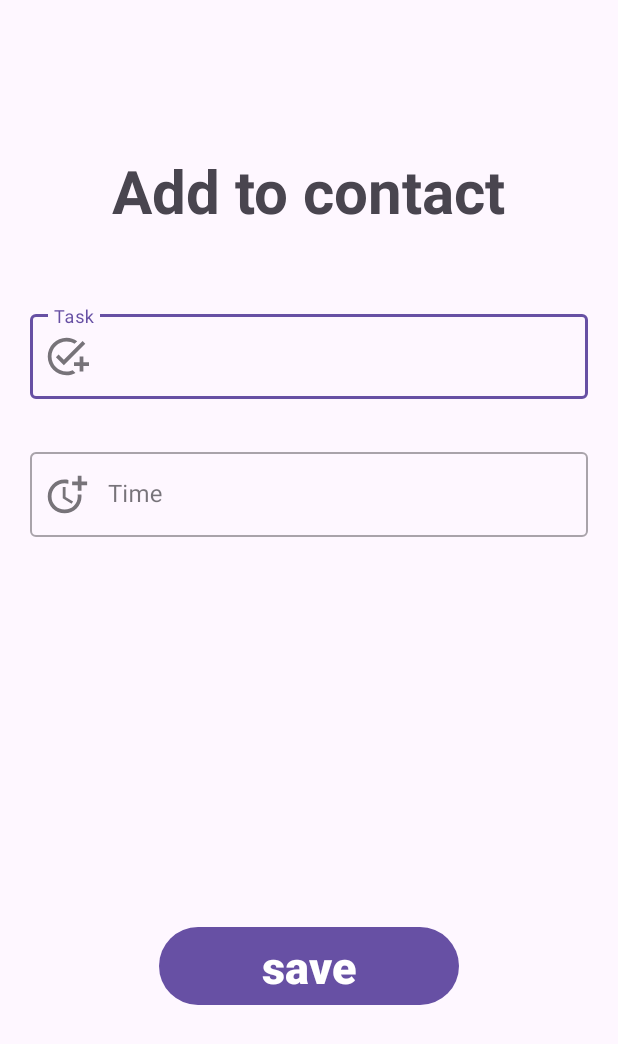
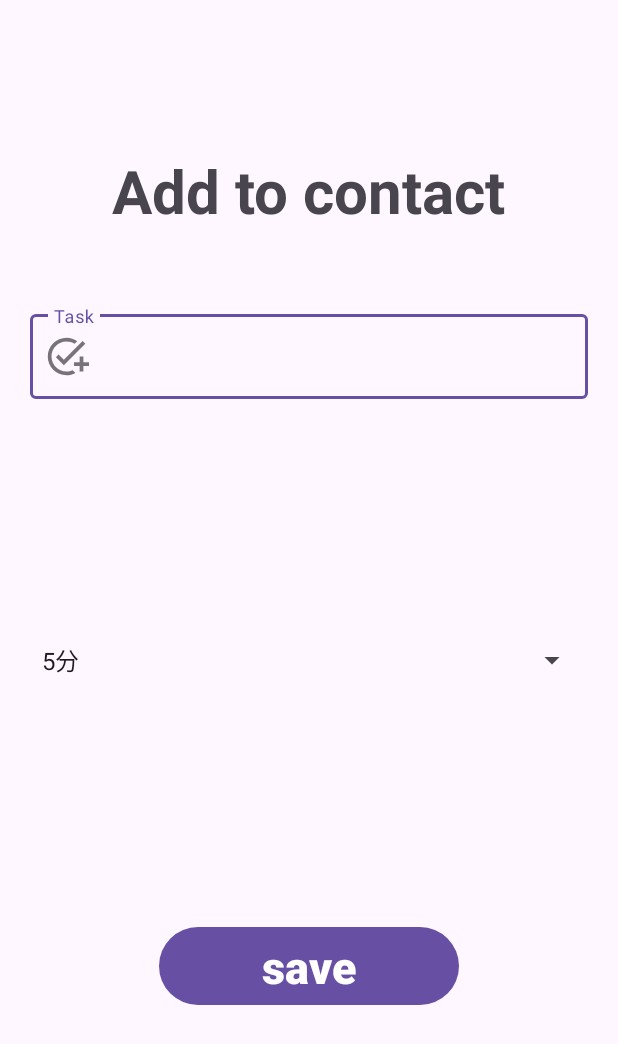
Before and after one commit to itc-s21014/MyApplication2, an Android app: the TaskSettingActivity2 screen opened directly, with no data from a screen before it, on a phone screen of 412 x 824 dp. Shown: the top 1044 px of the screen. Run offline under Robolectric (Android 15) with nearby library versions, the phone set to English and light mode, and no system bars.

```diff
--- a/app/src/main/java/com/example/myapplication2/TaskSettingActivity2.kt
+++ b/app/src/main/java/com/example/myapplication2/TaskSettingActivity2.kt
@@ -4,7 +4,9 @@ import android.content.Intent
 import androidx.appcompat.app.AppCompatActivity
 import android.os.Bundle
 import android.text.TextUtils
+import android.widget.ArrayAdapter
 import android.widget.Button
+import android.widget.Spinner
 import android.widget.Toast
 import com.example.myapplication2.databinding.ActivityTaskSetting2Binding
 import com.google.android.material.textfield.TextInputEditText
@@ -12,7 +14,7 @@ import com.google.android.material.textfield.TextInputEditText
 class TaskSettingActivity2 : AppCompatActivity() {
     private lateinit var binding: ActivityTaskSetting2Binding
     private lateinit var name: TextInputEditText
-    private lateinit var phone: TextInputEditText
+    private lateinit var phone: Spinner
     private lateinit var save: Button
     private lateinit var db: DBHelper
 
@@ -22,17 +24,26 @@ class TaskSettingActivity2 : AppCompatActivity() {
         setContentView(binding.root)
 
         name = findViewById(R.id.textedit)
-        phone = findViewById(R.id.textedit2)
+        phone = findViewById(R.id.spinner)
         save = findViewById(R.id.button)
         db = DBHelper(this)
 
         val id = intent.getIntExtra("id", 1 or 2)
 
+        ArrayAdapter.createFromResource(
+            this,
+            R.array.spinner_items,
+            android.R.layout.simple_spinner_item
+        ).also { adapter ->
+            adapter.setDropDownViewResource(android.R.layout.simple_spinner_dropdown_item)
+            phone.adapter = adapter
+        }
+
         save.setOnClickListener {
             val intent = Intent(this, TaskSettingActivity::class.java)
             val task = binding.textedit.text.toString()
             val names = name.text.toString()
-            val numbers = phone.text.toString()
+            val numbers = phone.selectedItem.toString()
 
             if (TextUtils.isEmpty(names) || TextUtils.isEmpty(numbers)){
                 Toast.makeText(this, "Add Name & Phone Number", Toast.LENGTH_SHORT).show()
--- a/app/src/main/res/layout/activity_task_setting2.xml
+++ b/app/src/main/res/layout/activity_task_setting2.xml
@@ -39,27 +39,6 @@
             android:layout_height="wrap_content" />
     </com.google.android.material.textfield.TextInputLayout>
 
-    <com.google.android.material.textfield.TextInputLayout
-        android:id="@+id/textInputLayout2"
-        style="@style/Widget.MaterialComponents.TextInputLayout.OutlinedBox"
-        android:layout_width="match_parent"
-        android:hint="Time"
-        app:startIconDrawable="@drawable/baseline_more_time_24"
-        android:layout_marginTop="30dp"
-        android:layout_marginStart="20dp"
-        android:layout_marginEnd="20dp"
-        android:layout_height="wrap_content"
-        app:layout_constraintEnd_toEndOf="parent"
-        app:layout_constraintStart_toStartOf="parent"
-        app:layout_constraintTop_toBottomOf="@+id/textInputLayout">
-
-        <com.google.android.material.textfield.TextInputEditText
-            android:id="@+id/textedit2"
-            android:layout_width="match_parent"
-            android:inputType="text"
-            android:layout_height="wrap_content" />
-    </com.google.android.material.textfield.TextInputLayout>
-
     <Button
         android:id="@+id/button"
         android:layout_width="200dp"
@@ -72,4 +51,17 @@
         app:layout_constraintEnd_toEndOf="parent"
         app:layout_constraintStart_toStartOf="parent" />
 
+    <Spinner
+        android:id="@+id/spinner"
+        android:layout_width="0dp"
+        android:layout_height="0dp"
+        android:layout_marginStart="20dp"
+        android:layout_marginTop="100dp"
+        android:layout_marginEnd="20dp"
+        android:layout_marginBottom="100dp"
+        app:layout_constraintBottom_toTopOf="@+id/button"
+        app:layout_constraintEnd_toEndOf="parent"
+        app:layout_constraintStart_toStartOf="parent"
+        app:layout_constraintTop_toBottomOf="@+id/textInputLayout" />
+
 </androidx.constraintlayout.widget.ConstraintLayout>
--- a/app/src/main/res/values/strings.xml
+++ b/app/src/main/res/values/strings.xml
@@ -43,4 +43,10 @@
     <string name="hint_value">US$price</string>
     <string name="insert">insert</string>
     <string name="read">read</string>
+    <array name="spinner_items">
+        <item>5分</item>
+        <item>10分</item>
+        <item>15分</item>
+        <item>20分</item>
+    </array>
 </resources>
```
Also changed, not shown: app/src/main/java/com/example/myapplication2/ExecutionActivity.kt (+13 -14 lines).
